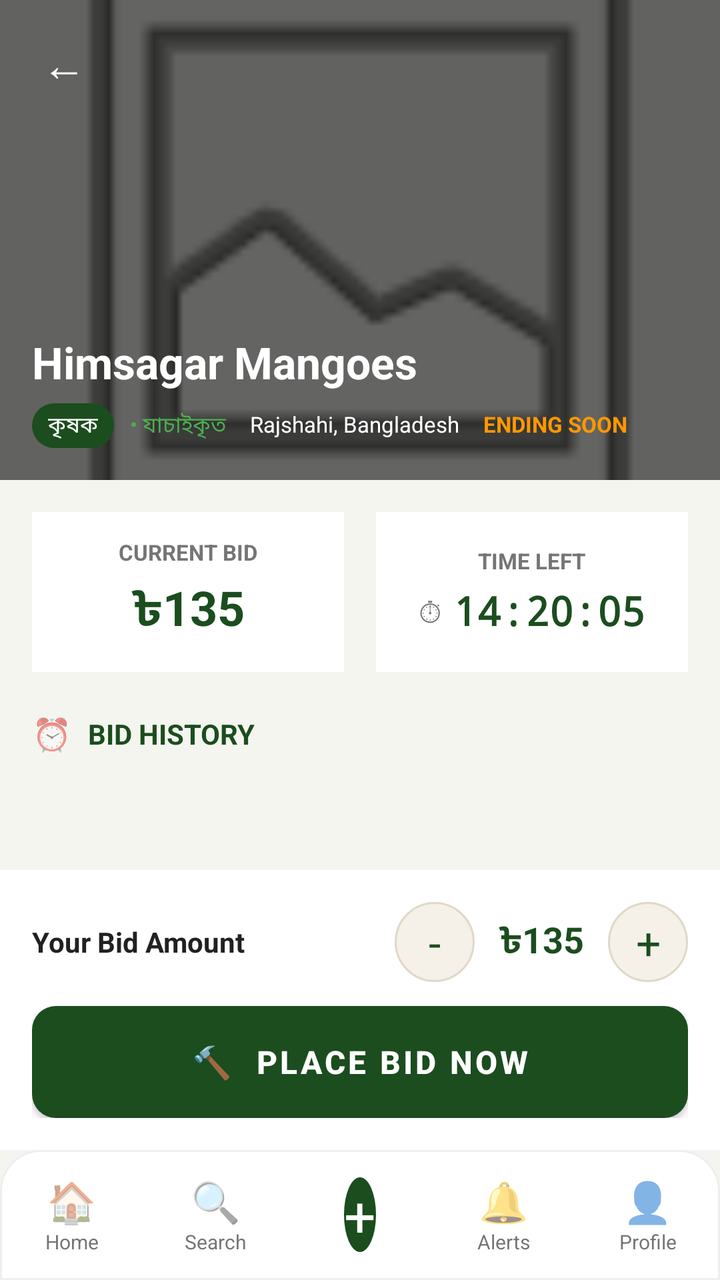
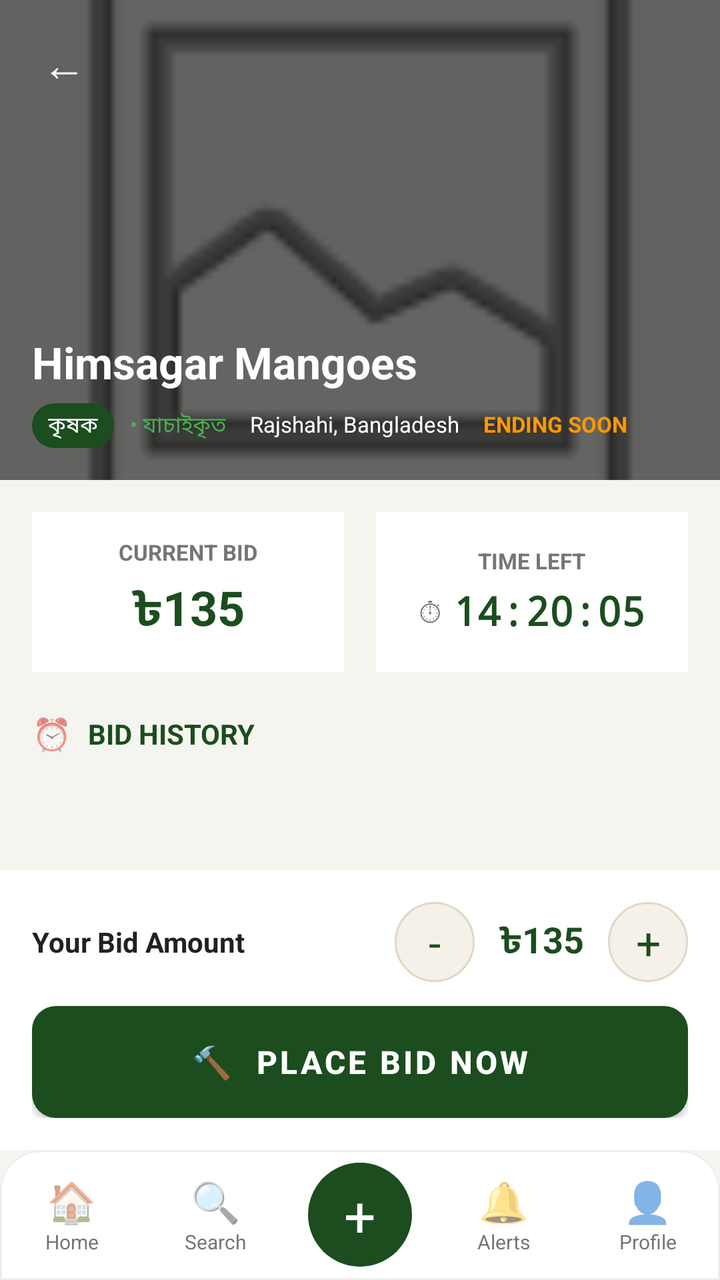

The first picture is an Android layout as it rendered before a commit; the second is the same layout after the commit. The layout source and the unified diff follow.
<!-- AndroidManifest.xml: application theme Theme.Uthsob3O -->
<!-- res/layout/activity_bid.xml -->
<?xml version="1.0" encoding="utf-8"?>
<androidx.constraintlayout.widget.ConstraintLayout
    xmlns:android="http://schemas.android.com/apk/res/android"
    xmlns:app="http://schemas.android.com/apk/res-auto"
    android:layout_width="match_parent"
    android:layout_height="match_parent"
    android:background="@color/off_white">

    
    <FrameLayout
        android:id="@+id/header_frame"
        android:layout_width="match_parent"
        android:layout_height="240dp"
        app:layout_constraintTop_toTopOf="parent">

        
        <ImageView
            android:id="@+id/crop_header_image"
            android:layout_width="match_parent"
            android:layout_height="match_parent"
            android:src="@android:drawable/ic_menu_gallery"
            android:scaleType="centerCrop"
            android:contentDescription="crop"/>

        
        <View
            android:layout_width="match_parent"
            android:layout_height="match_parent"
            android:background="#99000000"/>

        
        <TextView
            android:id="@+id/btn_back"
            android:layout_width="40dp"
            android:layout_height="40dp"
            android:text="←"
            android:textColor="@color/white"
            android:textSize="22sp"
            android:gravity="center"
            android:layout_margin="12dp"/>

        
        <LinearLayout
            android:layout_width="match_parent"
            android:layout_height="wrap_content"
            android:orientation="vertical"
            android:padding="16dp"
            android:layout_gravity="bottom">

            
            <TextView
                android:id="@+id/crop_title"
                android:layout_width="wrap_content"
                android:layout_height="wrap_content"
                android:text="Himsagar Mangoes"
                android:textColor="@color/white"
                android:textSize="22sp"
                android:textStyle="bold"/>

            
            <LinearLayout
                android:layout_width="match_parent"
                android:layout_height="wrap_content"
                android:orientation="horizontal"
                android:layout_marginTop="6dp">

                <TextView
                    android:layout_width="wrap_content"
                    android:layout_height="wrap_content"
                    android:text="কৃষক"
                    android:textColor="@color/white"
                    android:textSize="11sp"
                    android:background="@drawable/btn_green_solid"
                    android:paddingStart="8dp"
                    android:paddingEnd="8dp"
                    android:paddingTop="3dp"
                    android:paddingBottom="3dp"/>

                <TextView
                    android:layout_width="wrap_content"
                    android:layout_height="wrap_content"
                    android:text="• যাচাইকৃত"
                    android:textColor="@color/bright_green"
                    android:textSize="11sp"
                    android:layout_marginStart="8dp"/>

                <TextView
                    android:id="@+id/crop_location"
                    android:layout_width="wrap_content"
                    android:layout_height="wrap_content"
                    android:text="Rajshahi, Bangladesh"
                    android:textColor="@color/white"
                    android:textSize="11sp"
                    android:layout_marginStart="12dp"/>

                <TextView
                    android:layout_width="wrap_content"
                    android:layout_height="wrap_content"
                    android:text="ENDING SOON"
                    android:textColor="#FF9800"
                    android:textSize="11sp"
                    android:textStyle="bold"
                    android:layout_marginStart="12dp"/>

            </LinearLayout>
        </LinearLayout>
    </FrameLayout>

    
    <androidx.core.widget.NestedScrollView
        android:id="@+id/scroll_content"
        android:layout_width="match_parent"
        android:layout_height="0dp"
        app:layout_constraintTop_toBottomOf="@id/header_frame"
        app:layout_constraintBottom_toTopOf="@id/bid_input_section">

        <LinearLayout
            android:layout_width="match_parent"
            android:layout_height="wrap_content"
            android:orientation="vertical"
            android:padding="16dp">

            
            <LinearLayout
                android:layout_width="match_parent"
                android:layout_height="wrap_content"
                android:orientation="horizontal">

                
                <LinearLayout
                    android:layout_width="0dp"
                    android:layout_height="80dp"
                    android:layout_weight="1"
                    android:orientation="vertical"
                    android:gravity="center"
                    android:background="@color/white"
                    android:layout_marginEnd="8dp">

                    <TextView
                        android:layout_width="wrap_content"
                        android:layout_height="wrap_content"
                        android:text="CURRENT BID"
                        android:textColor="@color/gray"
                        android:textSize="11sp"
                        android:textStyle="bold"/>

                    <TextView
                        android:id="@+id/current_bid"
                        android:layout_width="wrap_content"
                        android:layout_height="wrap_content"
                        android:text="৳135"
                        android:textColor="@color/dark_green"
                        android:textSize="24sp"
                        android:textStyle="bold"
                        android:layout_marginTop="4dp"/>
                </LinearLayout>

                
                <LinearLayout
                    android:layout_width="0dp"
                    android:layout_height="80dp"
                    android:layout_weight="1"
                    android:orientation="vertical"
                    android:gravity="center"
                    android:background="@color/white"
                    android:layout_marginStart="8dp">

                    <TextView
                        android:layout_width="wrap_content"
                        android:layout_height="wrap_content"
                        android:text="TIME LEFT"
                        android:textColor="@color/gray"
                        android:textSize="11sp"
                        android:textStyle="bold"/>

                    <LinearLayout
                        android:layout_width="wrap_content"
                        android:layout_height="wrap_content"
                        android:orientation="horizontal"
                        android:gravity="center_vertical"
                        android:layout_marginTop="4dp">

                        <TextView
                            android:layout_width="wrap_content"
                            android:layout_height="wrap_content"
                            android:text="⏱"
                            android:textSize="16sp"/>

                        <TextView
                            android:id="@+id/timer_text"
                            android:layout_width="wrap_content"
                            android:layout_height="wrap_content"
                            android:text="14:20:05"
                            android:textColor="@color/dark_green"
                            android:textSize="20sp"
                            android:textStyle="bold"
                            android:layout_marginStart="6dp"
                            android:fontFamily="monospace"/>
                    </LinearLayout>
                </LinearLayout>

            </LinearLayout>

            
            <LinearLayout
                android:layout_width="match_parent"
                android:layout_height="wrap_content"
                android:orientation="horizontal"
                android:gravity="center_vertical"
                android:layout_marginTop="20dp"
                android:layout_marginBottom="12dp">

                <TextView
                    android:layout_width="wrap_content"
                    android:layout_height="wrap_content"
                    android:text="⏰"
                    android:textSize="16sp"/>

                <TextView
                    android:layout_width="wrap_content"
                    android:layout_height="wrap_content"
                    android:text="BID HISTORY"
                    android:textColor="@color/dark_green"
                    android:textSize="14sp"
                    android:textStyle="bold"
                    android:layout_marginStart="8dp"/>
            </LinearLayout>

            
            <androidx.recyclerview.widget.RecyclerView
                android:id="@+id/rv_bid_history"
                android:layout_width="match_parent"
                android:layout_height="wrap_content"
                android:nestedScrollingEnabled="false"/>

        </LinearLayout>
    </androidx.core.widget.NestedScrollView>

    
    <LinearLayout
        android:id="@+id/bid_input_section"
        android:layout_width="match_parent"
        android:layout_height="wrap_content"
        android:orientation="vertical"
        android:background="@color/white"
        android:padding="16dp"
        app:layout_constraintBottom_toTopOf="@id/bottom_nav">

        
        <LinearLayout
            android:layout_width="match_parent"
            android:layout_height="wrap_content"
            android:orientation="horizontal"
            android:gravity="center_vertical"
            android:layout_marginBottom="12dp">

            <TextView
                android:layout_width="0dp"
                android:layout_height="wrap_content"
                android:layout_weight="1"
                android:text="Your Bid Amount"
                android:textColor="@color/black"
                android:textSize="14sp"
                android:textStyle="bold"/>

            
            <TextView
                android:id="@+id/btn_minus"
                android:layout_width="40dp"
                android:layout_height="40dp"
                android:text="-"
                android:textSize="22sp"
                android:textColor="@color/dark_green"
                android:gravity="center"
                android:background="@drawable/bg_bid_amount"/>

            
            <TextView
                android:id="@+id/bid_amount_display"
                android:layout_width="wrap_content"
                android:layout_height="wrap_content"
                android:text="৳135"
                android:textColor="@color/dark_green"
                android:textSize="18sp"
                android:textStyle="bold"
                android:layout_marginStart="12dp"
                android:layout_marginEnd="12dp"/>

            
            <TextView
                android:id="@+id/btn_plus"
                android:layout_width="40dp"
                android:layout_height="40dp"
                android:text="+"
                android:textSize="22sp"
                android:textColor="@color/dark_green"
                android:gravity="center"
                android:background="@drawable/bg_bid_amount"/>

        </LinearLayout>

        
        <Button
            android:id="@+id/btn_place_bid"
            android:layout_width="match_parent"
            android:layout_height="56dp"
            android:text="🔨  Place Bid Now"
            android:textColor="@color/white"
            android:textSize="16sp"
            android:textStyle="bold"
            android:background="@drawable/btn_green_solid"/>

    </LinearLayout>

    
    <LinearLayout
        android:id="@+id/bottom_nav"
        android:layout_width="match_parent"
        android:layout_height="65dp"
        android:orientation="horizontal"
        android:background="@drawable/bottom_nav_bg"
        android:gravity="center"
        app:layout_constraintBottom_toBottomOf="parent">

        <LinearLayout android:id="@+id/nav_home"
            android:layout_width="0dp" android:layout_height="match_parent"
            android:layout_weight="1" android:orientation="vertical" android:gravity="center">
            <TextView android:layout_width="wrap_content" android:layout_height="wrap_content"
                android:text="🏠" android:textSize="20sp"/>
            <TextView android:layout_width="wrap_content" android:layout_height="wrap_content"
                android:text="Home" android:textSize="10sp" android:textColor="@color/gray"/>
        </LinearLayout>

        <LinearLayout android:layout_width="0dp" android:layout_height="match_parent"
            android:layout_weight="1" android:orientation="vertical" android:gravity="center">
            <TextView android:layout_width="wrap_content" android:layout_height="wrap_content"
                android:text="🔍" android:textSize="20sp"/>
            <TextView android:layout_width="wrap_content" android:layout_height="wrap_content"
                android:text="Search" android:textSize="10sp" android:textColor="@color/gray"/>
        </LinearLayout>

        <LinearLayout android:layout_width="0dp" android:layout_height="match_parent"
            android:layout_weight="1" android:orientation="vertical" android:gravity="center">
            <TextView android:layout_width="wrap_content" android:layout_height="wrap_content"
                android:text="+" android:textColor="@color/white" android:textSize="28sp"
                android:gravity="center" android:background="@drawable/bg_add_btn"
                android:layout_width2="52dp" android:layout_height2="52dp"/>
        </LinearLayout>

        <LinearLayout android:id="@+id/nav_alerts"
            android:layout_width="0dp" android:layout_height="match_parent"
            android:layout_weight="1" android:orientation="vertical" android:gravity="center">
            <TextView android:layout_width="wrap_content" android:layout_height="wrap_content"
                android:text="🔔" android:textSize="20sp"/>
            <TextView android:layout_width="wrap_content" android:layout_height="wrap_content"
                android:text="Alerts" android:textSize="10sp" android:textColor="@color/gray"/>
        </LinearLayout>

        <LinearLayout android:layout_width="0dp" android:layout_height="match_parent"
            android:layout_weight="1" android:orientation="vertical" android:gravity="center">
            <TextView android:layout_width="wrap_content" android:layout_height="wrap_content"
                android:text="👤" android:textSize="20sp"/>
            <TextView android:layout_width="wrap_content" android:layout_height="wrap_content"
                android:text="Profile" android:textSize="10sp" android:textColor="@color/gray"/>
        </LinearLayout>

    </LinearLayout>

</androidx.constraintlayout.widget.ConstraintLayout>
<!-- resources referenced by this layout -->
<resources>
  <color name="black">#212121</color>
  <color name="bright_green">#4CAF50</color>
  <color name="dark_green">#1B4D1E</color>
  <color name="gray">#757575</color>
  <color name="off_white">#F5F5F0</color>
  <color name="white">#FFFFFF</color>
  <!-- drawable bg_add_btn (drawable) -->
  <?xml version="1.0" encoding="utf-8"?>
  <shape xmlns:android="http://schemas.android.com/apk/res/android"
      android:shape="oval">
      <solid android:color="#1B4D1E"/>
  </shape>
  <!-- drawable bg_bid_amount (drawable) -->
  <?xml version="1.0" encoding="utf-8"?>
  <shape xmlns:android="http://schemas.android.com/apk/res/android"
      android:shape="rectangle">
      <solid android:color="#F5F0E8"/>
      <corners android:radius="50dp"/>
      <stroke android:width="1dp" android:color="#E0D8C8"/>
  </shape>
  <!-- drawable bottom_nav_bg (drawable) -->
  <?xml version="1.0" encoding="utf-8"?>
  <shape xmlns:android="http://schemas.android.com/apk/res/android"
      android:shape="rectangle">
      <solid android:color="#FFFFFF"/>
      <stroke android:width="1dp" android:color="#EEEEEE"/>
      <corners android:topLeftRadius="20dp" android:topRightRadius="20dp"/>
  </shape>
  <!-- drawable btn_green_solid (drawable) -->
  <?xml version="1.0" encoding="utf-8"?>
  <shape xmlns:android="http://schemas.android.com/apk/res/android"
      android:shape="rectangle">
      <solid android:color="#1B4D1E"/>
      <corners android:radius="12dp"/>
  </shape>
  <style name="Theme.Uthsob3O" parent="Theme.MaterialComponents.Light.NoActionBar">
          <item name="colorPrimary">@color/dark_green</item>
          <item name="colorPrimaryVariant">@color/bright_green</item>
          <item name="colorOnPrimary">@color/white</item>
          <item name="colorSecondary">@color/bright_green</item>
          <item name="android:windowBackground">@color/white</item>
          <item name="android:statusBarColor">@color/dark_green</item>
      </style>
</resources>

<!-- the commit's change to res/layout/activity_bid.xml (unified diff, before → after) -->
@@ -13,7 +13,6 @@
         android:layout_height="240dp"
         app:layout_constraintTop_toTopOf="parent">
 
-        
         <ImageView
             android:id="@+id/crop_header_image"
             android:layout_width="match_parent"
@@ -22,13 +21,11 @@
             android:scaleType="centerCrop"
             android:contentDescription="crop"/>
 
-        
         <View
             android:layout_width="match_parent"
             android:layout_height="match_parent"
             android:background="#99000000"/>
 
-        
         <TextView
             android:id="@+id/btn_back"
             android:layout_width="40dp"
@@ -39,7 +36,6 @@
             android:gravity="center"
             android:layout_margin="12dp"/>
 
-        
         <LinearLayout
             android:layout_width="match_parent"
             android:layout_height="wrap_content"
@@ -47,7 +43,6 @@
             android:padding="16dp"
             android:layout_gravity="bottom">
 
-            
             <TextView
                 android:id="@+id/crop_title"
                 android:layout_width="wrap_content"
@@ -57,7 +52,6 @@
                 android:textSize="22sp"
                 android:textStyle="bold"/>
 
-            
             <LinearLayout
                 android:layout_width="match_parent"
                 android:layout_height="wrap_content"
@@ -246,7 +240,6 @@
         android:padding="16dp"
         app:layout_constraintBottom_toTopOf="@id/bottom_nav">
 
-        
         <LinearLayout
             android:layout_width="match_parent"
             android:layout_height="wrap_content"
@@ -263,7 +256,6 @@
                 android:textSize="14sp"
                 android:textStyle="bold"/>
 
-            
             <TextView
                 android:id="@+id/btn_minus"
                 android:layout_width="40dp"
@@ -274,7 +266,6 @@
                 android:gravity="center"
                 android:background="@drawable/bg_bid_amount"/>
 
-            
             <TextView
                 android:id="@+id/bid_amount_display"
                 android:layout_width="wrap_content"
@@ -286,7 +277,6 @@
                 android:layout_marginStart="12dp"
                 android:layout_marginEnd="12dp"/>
 
-            
             <TextView
                 android:id="@+id/btn_plus"
                 android:layout_width="40dp"
@@ -299,7 +289,6 @@
 
         </LinearLayout>
 
-        
         <Button
             android:id="@+id/btn_place_bid"
             android:layout_width="match_parent"
@@ -322,46 +311,103 @@
         android:gravity="center"
         app:layout_constraintBottom_toBottomOf="parent">
 
-        <LinearLayout android:id="@+id/nav_home"
-            android:layout_width="0dp" android:layout_height="match_parent"
-            android:layout_weight="1" android:orientation="vertical" android:gravity="center">
-            <TextView android:layout_width="wrap_content" android:layout_height="wrap_content"
-                android:text="🏠" android:textSize="20sp"/>
-            <TextView android:layout_width="wrap_content" android:layout_height="wrap_content"
-                android:text="Home" android:textSize="10sp" android:textColor="@color/gray"/>
-        </LinearLayout>
-
-        <LinearLayout android:layout_width="0dp" android:layout_height="match_parent"
-            android:layout_weight="1" android:orientation="vertical" android:gravity="center">
-            <TextView android:layout_width="wrap_content" android:layout_height="wrap_content"
-                android:text="🔍" android:textSize="20sp"/>
-            <TextView android:layout_width="wrap_content" android:layout_height="wrap_content"
-                android:text="Search" android:textSize="10sp" android:textColor="@color/gray"/>
-        </LinearLayout>
-
-        <LinearLayout android:layout_width="0dp" android:layout_height="match_parent"
-            android:layout_weight="1" android:orientation="vertical" android:gravity="center">
-            <TextView android:layout_width="wrap_content" android:layout_height="wrap_content"
-                android:text="+" android:textColor="@color/white" android:textSize="28sp"
-                android:gravity="center" android:background="@drawable/bg_add_btn"
-                android:layout_width2="52dp" android:layout_height2="52dp"/>
-        </LinearLayout>
-
-        <LinearLayout android:id="@+id/nav_alerts"
-            android:layout_width="0dp" android:layout_height="match_parent"
-            android:layout_weight="1" android:orientation="vertical" android:gravity="center">
-            <TextView android:layout_width="wrap_content" android:layout_height="wrap_content"
-                android:text="🔔" android:textSize="20sp"/>
-            <TextView android:layout_width="wrap_content" android:layout_height="wrap_content"
-                android:text="Alerts" android:textSize="10sp" android:textColor="@color/gray"/>
-        </LinearLayout>
-
-        <LinearLayout android:layout_width="0dp" android:layout_height="match_parent"
-            android:layout_weight="1" android:orientation="vertical" android:gravity="center">
-            <TextView android:layout_width="wrap_content" android:layout_height="wrap_content"
-                android:text="👤" android:textSize="20sp"/>
-            <TextView android:layout_width="wrap_content" android:layout_height="wrap_content"
-                android:text="Profile" android:textSize="10sp" android:textColor="@color/gray"/>
+        
+        <LinearLayout
+            android:id="@+id/nav_home"
+            android:layout_width="0dp"
+            android:layout_height="match_parent"
+            android:layout_weight="1"
+            android:orientation="vertical"
+            android:gravity="center">
+            <TextView
+                android:layout_width="wrap_content"
+                android:layout_height="wrap_content"
+                android:text="🏠"
+                android:textSize="20sp"/>
+            <TextView
+                android:layout_width="wrap_content"
+                android:layout_height="wrap_content"
+                android:text="Home"
+                android:textSize="10sp"
+                android:textColor="@color/gray"/>
+        </LinearLayout>
+
+        
+        <LinearLayout
+            android:layout_width="0dp"
+            android:layout_height="match_parent"
+            android:layout_weight="1"
+            android:orientation="vertical"
+            android:gravity="center">
+            <TextView
+                android:layout_width="wrap_content"
+                android:layout_height="wrap_content"
+                android:text="🔍"
+                android:textSize="20sp"/>
+            <TextView
+                android:layout_width="wrap_content"
+                android:layout_height="wrap_content"
+                android:text="Search"
+                android:textSize="10sp"
+                android:textColor="@color/gray"/>
+        </LinearLayout>
+
+        
+        <LinearLayout
+            android:layout_width="0dp"
+            android:layout_height="match_parent"
+            android:layout_weight="1"
+            android:orientation="vertical"
+            android:gravity="center">
+            <TextView
+                android:layout_width="52dp"
+                android:layout_height="52dp"
+                android:text="+"
+                android:textColor="@color/white"
+                android:textSize="28sp"
+                android:gravity="center"
+                android:background="@drawable/bg_add_btn"/>
+        </LinearLayout>
+
+        
+        <LinearLayout
+            android:id="@+id/nav_alerts"
+            android:layout_width="0dp"
+            android:layout_height="match_parent"
+            android:layout_weight="1"
+            android:orientation="vertical"
+            android:gravity="center">
+            <TextView
+                android:layout_width="wrap_content"
+                android:layout_height="wrap_content"
+                android:text="🔔"
+                android:textSize="20sp"/>
+            <TextView
+                android:layout_width="wrap_content"
+                android:layout_height="wrap_content"
+                android:text="Alerts"
+                android:textSize="10sp"
+                android:textColor="@color/gray"/>
+        </LinearLayout>
+
+        
+        <LinearLayout
+            android:layout_width="0dp"
+            android:layout_height="match_parent"
+            android:layout_weight="1"
+            android:orientation="vertical"
+            android:gravity="center">
+            <TextView
+                android:layout_width="wrap_content"
+                android:layout_height="wrap_content"
+                android:text="👤"
+                android:textSize="20sp"/>
+            <TextView
+                android:layout_width="wrap_content"
+                android:layout_height="wrap_content"
+                android:text="Profile"
+                android:textSize="10sp"
+                android:textColor="@color/gray"/>
         </LinearLayout>
 
     </LinearLayout>
